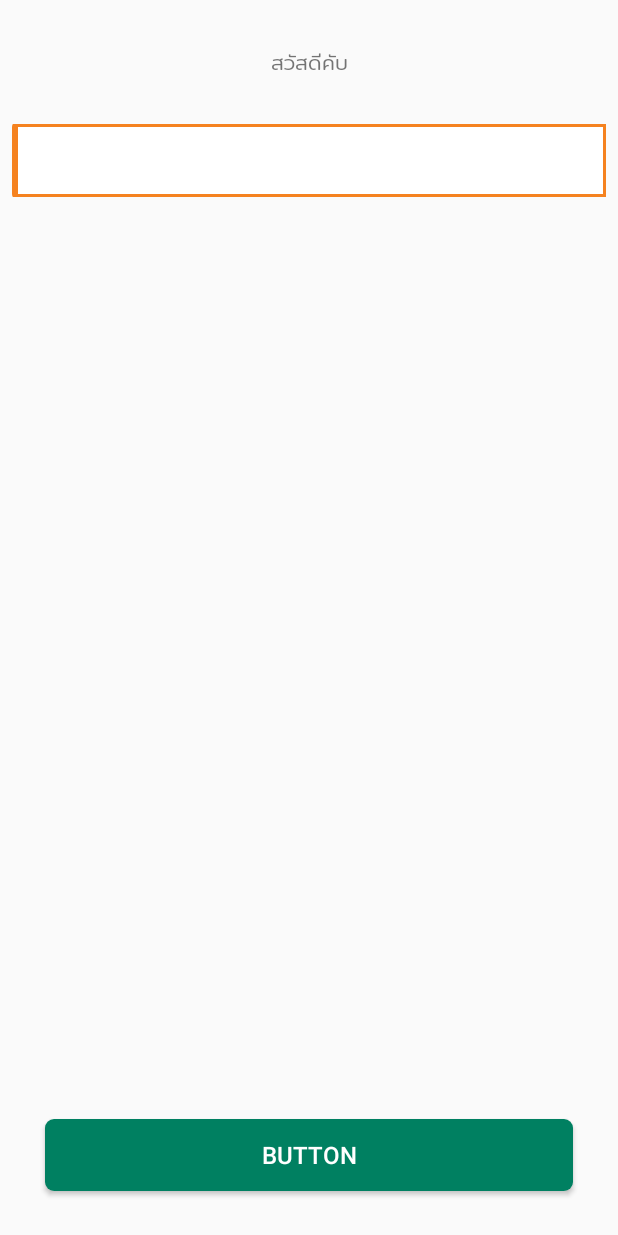
After one commit to Todsphol/SevenShake-Android, an Android app: the layout fragment_main.xml on its own in the app's theme, with its tools: preview values and no code run, on a phone screen of 412 x 824 dp. The commit adds this screen. Run offline under Robolectric (Android 15) with nearby library versions, the phone set to English and light mode, and no system bars.

Commit message:
import kapt and create new fragment

```diff
--- a/app/build.gradle
+++ b/app/build.gradle
@@ -4,6 +4,7 @@ apply plugin: 'kotlin-android'
 
 apply plugin: 'kotlin-android-extensions'
 
+apply plugin: 'kotlin-kapt'
 
 android {
     compileSdkVersion 27
@@ -25,12 +26,11 @@ android {
 
 dependencies {
     implementation fileTree(dir: 'libs', include: ['*.jar'])
-    implementation"org.jetbrains.kotlin:kotlin-stdlib-jre7:$kotlin_version"
+    implementation "org.jetbrains.kotlin:kotlin-stdlib-jre7:$kotlin_version"
     implementation "com.android.support.constraint:constraint-layout:$constraintLayoutVersion"
+    implementation 'com.android.support:support-v4:27.1.1'
     testImplementation 'junit:junit:4.12'
     androidTestImplementation 'com.android.support.test:runner:1.0.1'
     androidTestImplementation 'com.android.support.test.espresso:espresso-core:3.0.1'
     implementation "com.android.support:appcompat-v7:$supportLibraryVersion"
-    implementation 'com.github.bumptech.glide:glide:4.6.1'
-    kapt 'com.github.bumptech.glide:compiler:4.6.1'
 }
--- /dev/null
+++ b/app/src/main/res/layout/fragment_main.xml
@@ -0,0 +1,68 @@
+<?xml version="1.0" encoding="utf-8"?>
+<android.support.constraint.ConstraintLayout xmlns:android="http://schemas.android.com/apk/res/android"
+    xmlns:tools="http://schemas.android.com/tools"
+    android:layout_width="match_parent"
+    android:layout_height="match_parent"
+    xmlns:app="http://schemas.android.com/apk/res-auto"
+    tools:context=".fragment.MainFragment">
+
+    <Button
+        android:id="@+id/btn_test"
+        style="@style/ButtonStyle"
+        android:layout_width="match_parent"
+        android:layout_height="wrap_content"
+        android:layout_marginLeft="30dp"
+        android:layout_marginStart="30dp"
+        android:layout_marginRight="30dp"
+        android:layout_marginEnd="30dp"
+        android:layout_marginBottom="30dp"
+        app:layout_constraintBottom_toBottomOf="parent"
+        android:text="Button"/>
+
+    <com.example.addyqu.sevenshake_android.custom.CustomFontTextView
+        android:id="@+id/tv_hello"
+        android:layout_width="wrap_content"
+        android:layout_height="wrap_content"
+        android:text="สวัสดีคับ"
+        app:layout_constraintLeft_toLeftOf="parent"
+        app:layout_constraintRight_toRightOf="parent"
+        app:layout_constraintTop_toTopOf="parent"
+        android:layout_marginTop="30dp"
+        />
+
+    <EditText
+        android:id="@+id/edt_test"
+        android:layout_width="match_parent"
+        android:layout_height="wrap_content"
+        style="@style/EditText"
+        android:inputType="text"
+        app:layout_constraintTop_toBottomOf="@id/tv_hello"
+        android:layout_marginTop="30dp"
+        />
+
+    <ImageView
+        android:id="@+id/iv_test"
+        android:layout_width="250dp"
+        android:layout_height="250dp"
+        app:layout_constraintBottom_toTopOf="@+id/btn_test"
+        app:layout_constraintHorizontal_bias="0.417"
+        app:layout_constraintLeft_toLeftOf="parent"
+        app:layout_constraintRight_toRightOf="parent"
+        app:layout_constraintTop_toBottomOf="@+id/edt_test"
+        app:layout_constraintVertical_bias="1.0"
+        android:layout_marginBottom="@dimen/dp8"
+        />
+
+    <ProgressBar
+        android:id="@+id/progress"
+        android:layout_width="wrap_content"
+        android:layout_height="wrap_content"
+        app:layout_constraintTop_toTopOf="@+id/iv_test"
+        app:layout_constraintBottom_toBottomOf="@+id/iv_test"
+        app:layout_constraintLeft_toLeftOf="@+id/iv_test"
+        app:layout_constraintRight_toRightOf="@+id/iv_test"
+        android:visibility="invisible"
+        />
+
+
+</android.support.constraint.ConstraintLayout>
--- a/app/src/main/res/values/strings.xml
+++ b/app/src/main/res/values/strings.xml
@@ -1,3 +1,6 @@
 <resources>
     <string name="app_name">SevenShake-Android</string>
+
+    <!-- TODO: Remove or change this placeholder text -->
+    <string name="hello_blank_fragment">Hello blank fragment</string>
 </resources>
```
Also changed, not shown: app/src/main/java/com/example/addyqu/sevenshake_android/activity/MainActivity.kt (+8 -1 lines), app/src/main/java/com/example/addyqu/sevenshake_android/fragment/MainFragment.kt (added, +31 -0 lines), app/src/main/res/layout/activity_main.xml (+8 -57 lines).
